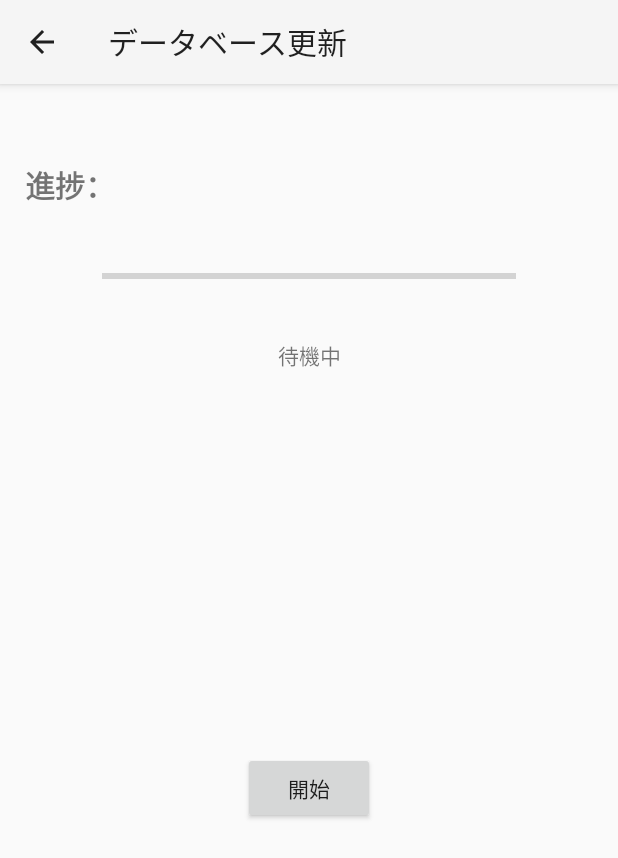
After one commit to marklang1993/PRC_CardBook, an Android app: the DatabaseUpdateActivity screen opened directly, with no data from a screen before it, on a phone screen of 412 x 824 dp. The commit adds this screen. Shown: the top 858 px of the screen. Run offline under Robolectric (Android 15) with nearby library versions, the phone set to English and light mode, and no system bars.

Commit message:
Add UI framework(activity) for local database updating.

```diff
--- a/PRC_CardBook/app/src/main/java/com/swws/marklang/prc_cardbook/activity/qrcode/ScannerActivity.java
+++ b/PRC_CardBook/app/src/main/java/com/swws/marklang/prc_cardbook/activity/qrcode/ScannerActivity.java
@@ -155,7 +155,7 @@ public class ScannerActivity extends AppCompatActivity {
     }
 
     /**
-     * Callback function fur init. surfaces and
+     * Callback function for initializing surfaces and setting image capture session
      */
     private CameraDevice.StateCallback stateCallback = new CameraDevice.StateCallback() {
         @Override
--- /dev/null
+++ b/PRC_CardBook/app/src/main/java/com/swws/marklang/prc_cardbook/activity/update/DatabaseUpdateActivity.java
@@ -0,0 +1,120 @@
+package com.swws.marklang.prc_cardbook.activity.update;
+
+import android.content.Context;
+import android.content.DialogInterface;
+import android.net.ConnectivityManager;
+import android.support.v7.app.AlertDialog;
+import android.support.v7.app.AppCompatActivity;
+import android.os.Bundle;
+import android.net.NetworkInfo;
+import android.view.View;
+import android.widget.Button;
+import android.widget.ProgressBar;
+import android.widget.TextView;
+
+import com.swws.marklang.prc_cardbook.R;
+
+
+public class DatabaseUpdateActivity extends AppCompatActivity {
+
+    private DatabaseUpdateDownloadTask mDatabaseUpdateDownloadTask = null;
+
+    @Override
+    protected void onCreate(Bundle savedInstanceState) {
+        super.onCreate(savedInstanceState);
+        setContentView(R.layout.activity_database_update);
+
+        // Check WIFI connection
+        if (!isWifiConnected()) {
+            // No WIFI connection - Pop up an alert
+            AlertDialog noWifiAlertDialog = createWIFIAlertDialog();
+            noWifiAlertDialog.show();
+        }
+
+        // Init.
+        initUIs();
+    }
+
+    /**
+     * Init UI components
+     */
+    private void initUIs() {
+        // Set Title
+        setTitle(R.string.database_update_activity_name);
+
+        // Start Database Update
+        final Button databaseUpdateStartButton = (Button) findViewById(R.id.databaseUpdateStartButton);
+        databaseUpdateStartButton.setVisibility(View.VISIBLE);
+        databaseUpdateStartButton.setOnClickListener(new View.OnClickListener() {
+            @Override
+            public void onClick(View v) {
+                // Get ProgressBar
+                ProgressBar databaseUpdateProgressBar = (ProgressBar) findViewById(R.id.databaseUpdateProgressBar);
+                // Get TextView
+                TextView databaseUpdateStatusTextView = (TextView) findViewById(R.id.databaseUpdateStatusTextView);
+                // Create and Start update the database
+                mDatabaseUpdateDownloadTask = new DatabaseUpdateDownloadTask(
+                    databaseUpdateStartButton,
+                    databaseUpdateProgressBar,
+                    databaseUpdateStatusTextView
+                );
+                mDatabaseUpdateDownloadTask.execute();
+            }
+        });
+
+        // Display Back Button
+        getSupportActionBar().setDisplayHomeAsUpEnabled(true);
+    }
+
+    /**
+     * Close this activity
+     * @return
+     */
+    @Override
+    public boolean onSupportNavigateUp(){
+        // Check is the background downloading thread terminated
+        if (mDatabaseUpdateDownloadTask != null) {
+            mDatabaseUpdateDownloadTask.cancel(true);
+        }
+        // Close this activity
+        finish();
+        return true;
+    }
+
+    /**
+     * Check connection status: WIFI / Mobile / No Connection
+     * @return Connection status
+     */
+    private boolean isWifiConnected() {
+        ConnectivityManager connectivityManager = (ConnectivityManager)
+                this.getSystemService(Context.CONNECTIVITY_SERVICE);
+        NetworkInfo networkInfo = connectivityManager.getActiveNetworkInfo();
+        return networkInfo.getType() == ConnectivityManager.TYPE_WIFI;
+    }
+
+    /**
+     * Create no WIFI connection alert dialog
+     * @return
+     */
+    private AlertDialog createWIFIAlertDialog() {
+        AlertDialog.Builder builder = new AlertDialog.Builder(this);
+        builder.setMessage(R.string.info_download_no_wifi_message)
+                .setTitle(R.string.info_download_no_wifi_title);
+
+        // Add buttons
+        builder.setPositiveButton(R.string.button_yes_text, new DialogInterface.OnClickListener() {
+            public void onClick(DialogInterface dialog, int id) {
+                // Click Yes Button - Do nothing
+            }
+        });
+        builder.setNegativeButton(R.string.button_no_text, new DialogInterface.OnClickListener() {
+            public void onClick(DialogInterface dialog, int id) {
+                // Click No Button - Terminate this activity
+                finish();
+            }
+        });
+
+        // Create this dialog
+        return builder.create();
+    }
+}
--- /dev/null
+++ b/PRC_CardBook/app/src/main/res/layout/activity_database_update.xml
@@ -0,0 +1,64 @@
+<?xml version="1.0" encoding="utf-8"?>
+<android.support.constraint.ConstraintLayout xmlns:android="http://schemas.android.com/apk/res/android"
+    xmlns:app="http://schemas.android.com/apk/res-auto"
+    xmlns:tools="http://schemas.android.com/tools"
+    android:layout_width="match_parent"
+    android:layout_height="match_parent"
+    tools:context=".activity.update.DatabaseUpdateActivity">
+
+    <ProgressBar
+        android:id="@+id/databaseUpdateProgressBar"
+        style="?android:attr/progressBarStyleHorizontal"
+        android:layout_width="276dp"
+        android:layout_height="36dp"
+        android:layout_marginStart="8dp"
+        android:layout_marginTop="28dp"
+        android:layout_marginEnd="8dp"
+        android:max="100"
+        app:layout_constraintEnd_toEndOf="parent"
+        app:layout_constraintStart_toStartOf="parent"
+        app:layout_constraintTop_toBottomOf="@+id/databaseUpdateTipsTextView" />
+
+    <TextView
+        android:id="@+id/databaseUpdateStatusTextView"
+        android:layout_width="wrap_content"
+        android:layout_height="wrap_content"
+        android:layout_marginStart="8dp"
+        android:layout_marginTop="24dp"
+        android:layout_marginEnd="8dp"
+        android:text="@string/info_download_standby"
+        app:layout_constraintEnd_toEndOf="parent"
+        app:layout_constraintStart_toStartOf="parent"
+        app:layout_constraintTop_toBottomOf="@+id/databaseUpdateProgressBar" />
+
+    <TextView
+        android:id="@+id/databaseUpdateTipsTextView"
+        android:layout_width="wrap_content"
+        android:layout_height="wrap_content"
+        android:layout_marginStart="8dp"
+        android:layout_marginTop="52dp"
+        android:layout_marginEnd="8dp"
+        android:text="@string/info_download_progress"
+        android:textSize="20sp"
+        android:textStyle="bold"
+        app:layout_constraintEnd_toEndOf="parent"
+        app:layout_constraintHorizontal_bias="0.026"
+        app:layout_constraintStart_toStartOf="parent"
+        app:layout_constraintTop_toTopOf="parent" />
+
+    <Button
+        android:id="@+id/databaseUpdateStartButton"
+        android:layout_width="wrap_content"
+        android:layout_height="wrap_content"
+        android:layout_marginStart="8dp"
+        android:layout_marginTop="8dp"
+        android:layout_marginEnd="8dp"
+        android:layout_marginBottom="8dp"
+        android:text="@string/button_start_text"
+        app:layout_constraintBottom_toBottomOf="parent"
+        app:layout_constraintEnd_toEndOf="parent"
+        app:layout_constraintStart_toStartOf="parent"
+        app:layout_constraintTop_toBottomOf="@+id/databaseUpdateStatusTextView"
+        app:layout_constraintVertical_bias="0.48000002" />
+
+</android.support.constraint.ConstraintLayout>
--- a/PRC_CardBook/app/src/main/res/values/strings.xml
+++ b/PRC_CardBook/app/src/main/res/values/strings.xml
@@ -6,6 +6,7 @@
     <string name="card_activity_name">カード</string>
     <string name="card_detail_activity_name">コーデ詳細</string>
     <string name="qr_scanner_activity_name">QRコード読み取り</string>
+    <string name="database_update_activity_name">データベース更新</string>
 
     <string name="card_detail_category">カテゴリー</string>
     <string name="card_detail_color">カラー</string>
@@ -17,7 +18,23 @@
 
     <string name="navigation_menu_item_name_qrcode">QRコード</string>
     <string name="navigation_menu_item_name_setting">設定</string>
+    <string name="navigation_menu_item_name_update">データベース更新</string>
     <string name="navigation_menu_item_name_exit">終了</string>
+
+    <string name="button_yes_text">はい</string>
+    <string name="button_no_text">いいえ</string>
+    <string name="button_start_text">開始</string>
+    <string name="button_stop_text">中止</string>
+
+
+    <string name="info_download_no_wifi_title">WIFI接続</string>
+    <string name="info_download_no_wifi_message">WIFIに接続していないので、データベースを更新しますか。</string>
+    <string name="info_download_no_internet">ネットワークを接続していないので、データベースを更新できません。</string>
+    <string name="info_download_progress">進捗：</string>
+    <string name="info_download_standby">待機中</string>
+    <string name="info_download_pages_list">シリーズリスト取得中</string>
+    <string name="info_download_coordinates">コーデ取得中</string>
+    <string name="info_download_coordinate_images">コーデ画像取得中</string>
 
     <string name="exception_no_camera_device">エラー：カメラを見つかりませんでした</string>
     <string name="exception_configure_failed_camera_capture_session">エラー：読取りセッション初期化失敗</string>
```
Also changed, not shown: PRC_CardBook/app/build.gradle (+9 -0 lines), PRC_CardBook/app/src/main/AndroidManifest.xml (+8 -6 lines), PRC_CardBook/app/src/main/java/com/swws/marklang/prc_cardbook/activity/main/MainActivity.java (+11 -3 lines), PRC_CardBook/app/src/main/java/com/swws/marklang/prc_cardbook/activity/update/DatabaseUpdateDownloadTask.java (added, +88 -0 lines), PRC_CardBook/app/src/main/java/com/swws/marklang/prc_cardbook/utility/FileUtility.java (+16 -2 lines), PRC_CardBook/app/src/main/res/menu/navigation_menu.xml (+7 -0 lines), PRC_CardBook/app/src/main/res/drawable-hdpi/ic_function_update.png (added), PRC_CardBook/app/src/main/res/drawable-mdpi/ic_function_update.png (added), PRC_CardBook/app/src/main/res/drawable-xhdpi/ic_function_update.png (added), PRC_CardBook/app/src/main/res/drawable-xxhdpi/ic_function_update.png (added), PRC_CardBook/app/src/main/res/drawable-xxxhdpi/ic_function_update.png (added), 1 other file.
